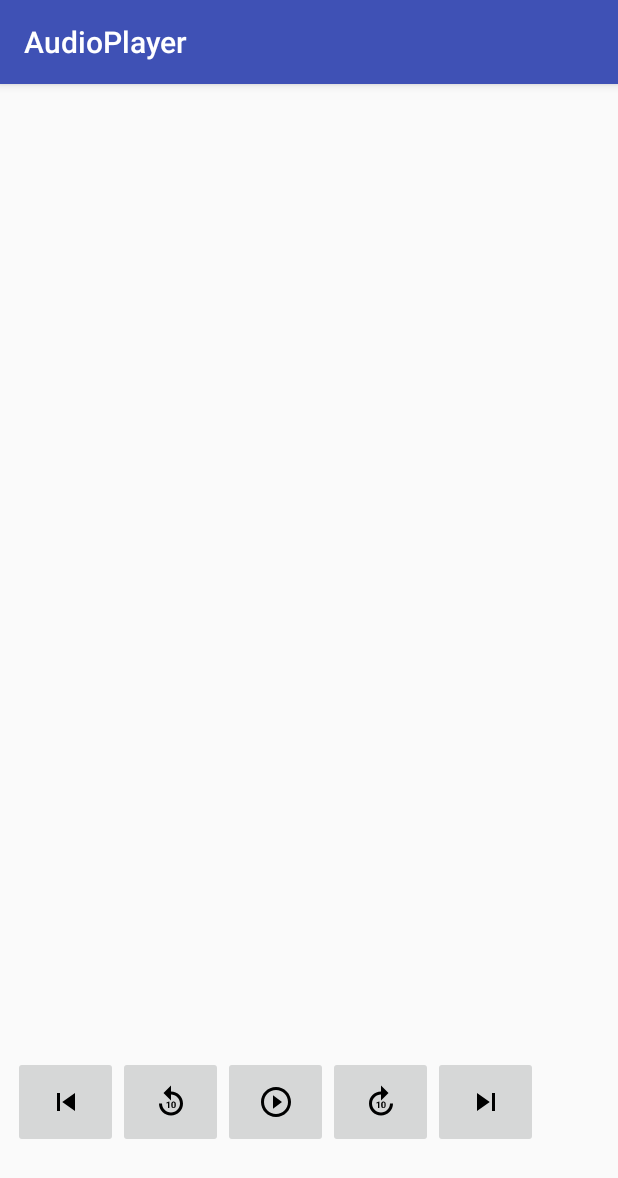
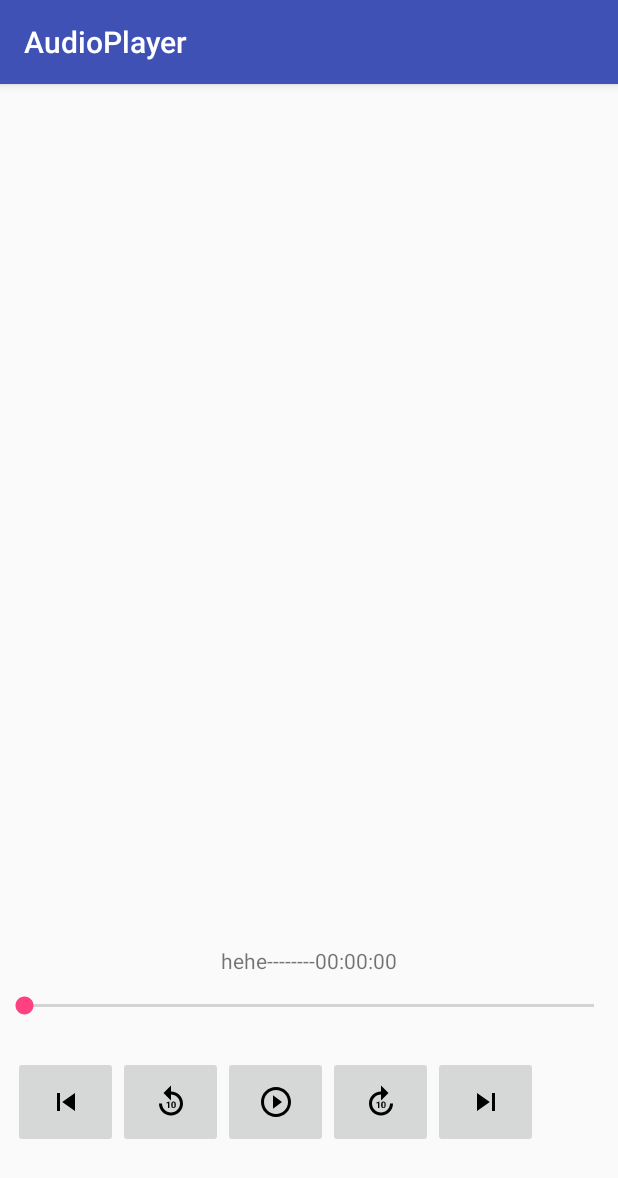
Before and after one commit to hftor/AudioPlayer, an Android app: the screen it shows after launch (PlayerActivity), on a phone screen of 412 x 824 dp. Shown: the top 1178 px of the screen. Run offline under Robolectric (Android 15) with nearby library versions, the phone set to English and light mode, and no system bars; our stand-ins replace data binding; libraries missing offline, so code that uses them is left out: com.mtechviral.mplaylib, kotlinx.coroutines.experimental; 4 statements that could not run were skipped.

Commit message:
Adds seek bar + duration time.

```diff
--- a/app/src/main/java/com/test/audioplayer/data/Player.kt
+++ b/app/src/main/java/com/test/audioplayer/data/Player.kt
@@ -5,19 +5,47 @@ import com.mtechviral.mplaylib.MusicFinder
 import android.databinding.BaseObservable
 import android.databinding.Bindable
 import com.test.audioplayer.BR
+import java.util.*
 
 /**
  * Created by hafthorg on 07/11/2018.
  */
 class Player(var mediaPlayer: MediaPlayer) : BaseObservable() {
+
+    val DEFAULT_DURATION : String = "00:00:00"
+
+    var _songDuration : String = DEFAULT_DURATION
+
     var _song : MusicFinder.Song = MusicFinder.Song(0, null, null, null,0, 0)
+
+    var songDuration : String
+        @Bindable get() = _songDuration
+        set(value) {
+            _songDuration = value
+            notifyPropertyChanged(BR._all)
+        }
 
     var song : MusicFinder.Song
         @Bindable get() = _song
         set(value) {
             _song = value
+            setSongDuration()
             notifyPropertyChanged(BR._all)
         }
 
     lateinit var songs : MutableList<MusicFinder.Song>
+
+
+
+    private fun setSongDuration(){
+        val durationMilliSec = song.duration
+        if(durationMilliSec <= 0)
+        {
+            songDuration = DEFAULT_DURATION
+        }
+
+        var a = Date(durationMilliSec)
+        songDuration = "${String.format("%02d",a.hours)}:${String.format("%02d",a.minutes)}:${String.format("%02d",a.seconds)}"
+
+    }
 }
--- a/app/src/main/java/com/test/audioplayer/ui/player/PlayerActivity.kt
+++ b/app/src/main/java/com/test/audioplayer/ui/player/PlayerActivity.kt
@@ -15,6 +15,8 @@ import org.jetbrains.anko.imageResource
 import android.databinding.DataBindingUtil
 import android.net.Uri
 import android.widget.ImageView
+import android.widget.SeekBar
+import android.widget.Toast
 import com.bumptech.glide.Glide
 import com.test.audioplayer.databinding.ActivityPlayerBinding
 
@@ -58,6 +60,7 @@ class PlayerActivity : AppCompatActivity() {
         vm.player.mediaPlayer = MediaPlayer.create(ctx,vm.player.song.uri)
 
         vm.goToSongsSavedPosition(this)
+        //seekBackTime.text = vm.player.songDuration
     }
 
 
@@ -128,6 +131,23 @@ class PlayerActivity : AppCompatActivity() {
         nextButton.setOnClickListener({
             playNext()
         })
+
+        seekBar.setOnSeekBarChangeListener(object: SeekBar.OnSeekBarChangeListener{
+            override fun onStartTrackingTouch(seekBar: SeekBar?) {
+                //TODO("not implemented") //To change body of created functions use File | Settings | File Templates.
+            }
+
+            override fun onStopTrackingTouch(seekBar: SeekBar?) {
+                //TODO("not implemented") //To change body of created functions use File | Settings | File Templates.
+            }
+
+            override fun onProgressChanged(seekBar: SeekBar?, progress: Int, fromUser: Boolean) {
+
+                seekFrontTime.text = progress.toString()
+                //seekBackTime.text = vm.player.songDuration.toString()
+            }
+
+        })
     }
 }
 
--- a/app/src/main/res/layout/activity_player.xml
+++ b/app/src/main/res/layout/activity_player.xml
@@ -57,15 +57,63 @@
 
             android:id="@+id/imageView"
             android:layout_width="match_parent"
-            android:layout_height="174dp"
+            android:layout_height="132dp"
+            app:imageUri="@{player.song.albumArt}"
             app:layout_constraintBottom_toBottomOf="parent"
             app:layout_constraintEnd_toEndOf="parent"
             app:layout_constraintHeight_percent="0.55"
-            app:layout_constraintHorizontal_bias="0.0"
+            app:layout_constraintHorizontal_bias="1.0"
             app:layout_constraintStart_toStartOf="parent"
             app:layout_constraintTop_toTopOf="parent"
-            app:layout_constraintVertical_bias="0.581"
-            app:imageUri="@{player.song.albumArt}"/>
+            app:layout_constraintVertical_bias="0.416" />
+
+
+        <TableRow
+            android:id="@+id/seekRow"
+            android:layout_width="match_parent"
+            android:layout_height="27dp"
+            android:layout_marginBottom="170dp"
+            android:gravity="center"
+            android:orientation="horizontal"
+            android:weightSum="3"
+            app:layout_constraintBottom_toBottomOf="parent"
+            app:layout_constraintEnd_toEndOf="parent">
+
+            <TextView
+                android:id="@+id/seekFrontTime"
+                android:layout_width="wrap_content"
+                android:layout_height="wrap_content"
+                android:text="hehe"
+                android:textAlignment="viewStart"
+                tools:layout_editor_absoluteX="55dp"
+                tools:layout_editor_absoluteY="295dp" />
+
+            <TextView
+                android:id="@+id/seekSep"
+                android:layout_width="wrap_content"
+                android:layout_height="wrap_content"
+                android:text="--------"
+                android:textAlignment="viewStart"
+                tools:layout_editor_absoluteX="55dp"
+                tools:layout_editor_absoluteY="295dp" />
+
+            <TextView
+                android:id="@+id/durationText"
+                android:layout_width="wrap_content"
+                android:layout_height="wrap_content"
+                android:text="@{player.songDuration}"
+                android:textAlignment="viewEnd"
+                tools:layout_editor_absoluteX="55dp"
+                tools:layout_editor_absoluteY="295dp" />
+        </TableRow>
+
+        <SeekBar
+            android:id="@+id/seekBar"
+            android:layout_width="match_parent"
+            android:layout_height="27dp"
+            android:layout_marginBottom="140dp"
+            app:layout_constraintBottom_toBottomOf="parent"
+            app:layout_constraintEnd_toEndOf="parent" />
 
       <TableRow
             android:id="@+id/buttonRow"
@@ -119,8 +167,10 @@
                 android:layout_height="61dp"
                 app:srcCompat="@drawable/ic_skip_next_black_24dp"
                 tools:layout_editor_absoluteX="16dp"
-                tools:layout_editor_absoluteY="143dp" />-->
+                tools:layout_editor_absoluteY="143dp" />
         </TableRow>
+
+
 
     </android.support.constraint.ConstraintLayout>
 </layout>
```
